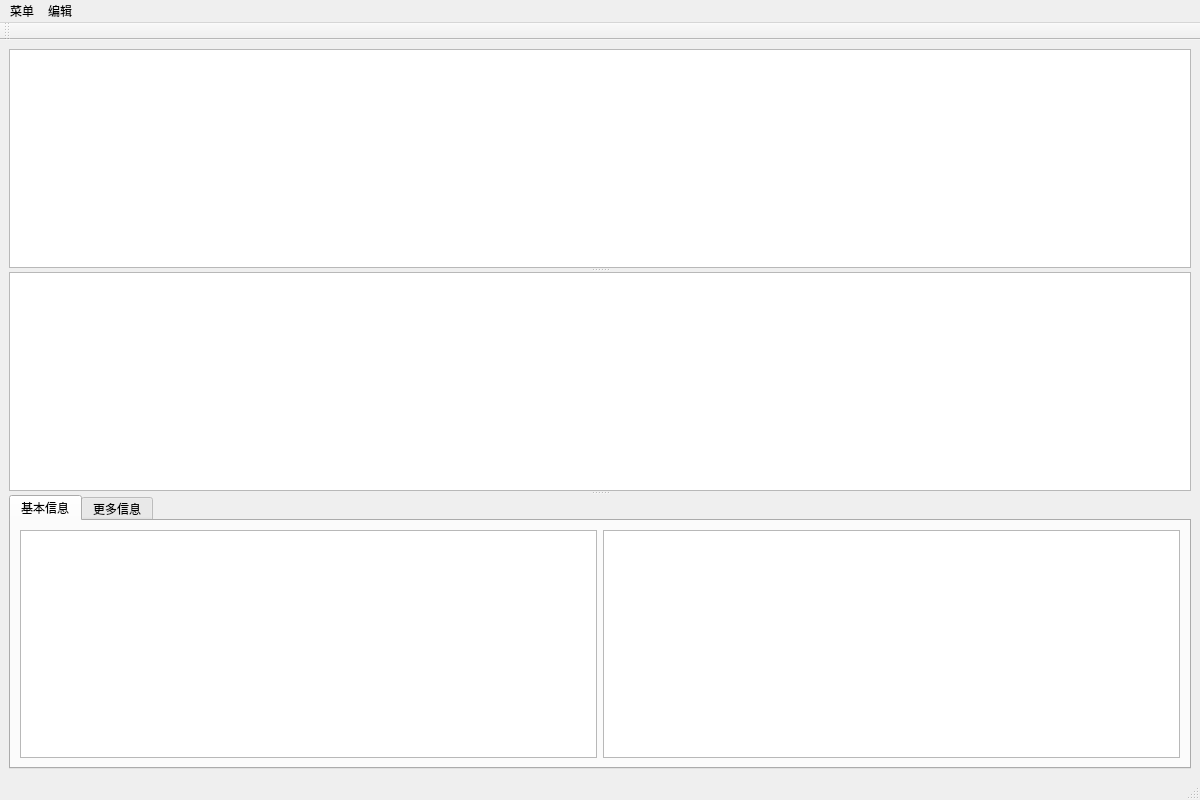
Qt form PageUI/mainPage.ui (lxambulance/CoLoRagent) before a commit.
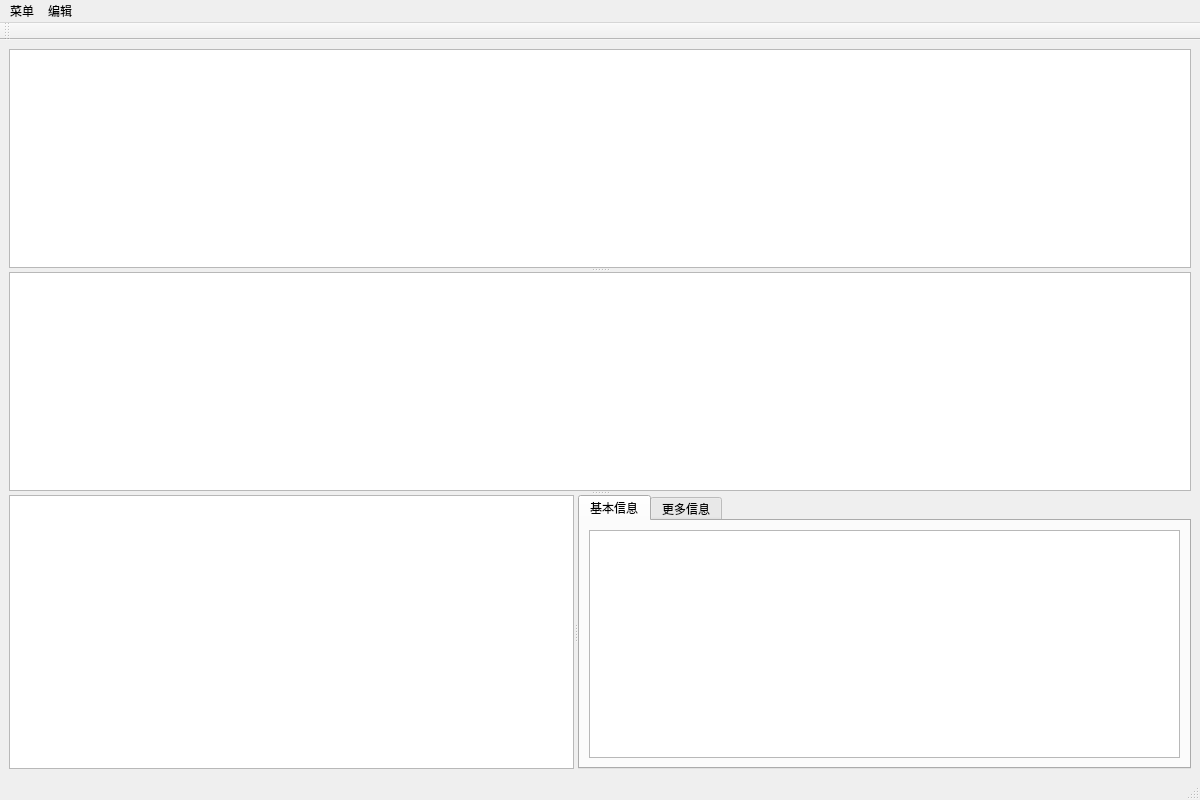
The same form after that commit. Custom widgets are drawn as their Qt base class.

```diff
--- a/PageUI/mainPage.ui
+++ b/PageUI/mainPage.ui
@@ -16,7 +16,7 @@
   <widget class="QWidget" name="centralwidget">
    <layout class="QVBoxLayout" name="verticalLayout_2">
     <item>
-     <widget class="QSplitter" name="splitter">
+     <widget class="QSplitter" name="splitter_horizon">
       <property name="orientation">
        <enum>Qt::Vertical</enum>
       </property>
@@ -30,6 +30,11 @@
         <enum>Qt::ActionsContextMenu</enum>
        </property>
       </widget>
+      <widget class="QSplitter" name="splitter_vertical">
+       <property name="orientation">
+        <enum>Qt::Horizontal</enum>
+       </property>
+       <widget class="GraphWidget" name="graphics"/>
       <widget class="QTabWidget" name="tabWidget">
        <property name="currentIndex">
         <number>0</number>
@@ -39,9 +44,6 @@
          <string>基本信息</string>
         </attribute>
         <layout class="QHBoxLayout" name="horizontalLayout">
-         <item>
-          <widget class="GraphWidget" name="graphics"/>
-         </item>
          <item>
           <widget class="QTextBrowser" name="textBrowser"/>
          </item>
@@ -60,6 +62,7 @@
           </widget>
          </item>
         </layout>
+        </widget>
        </widget>
       </widget>
      </widget>
```
Lines whose indentation alone changed are shown as unchanged.
